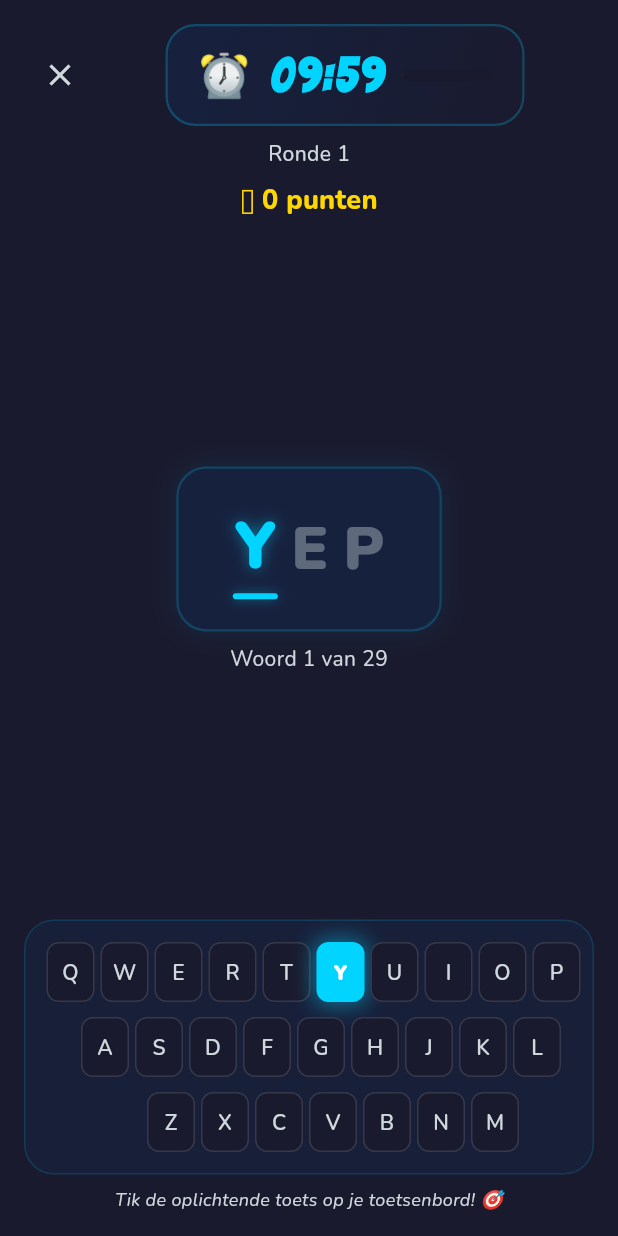
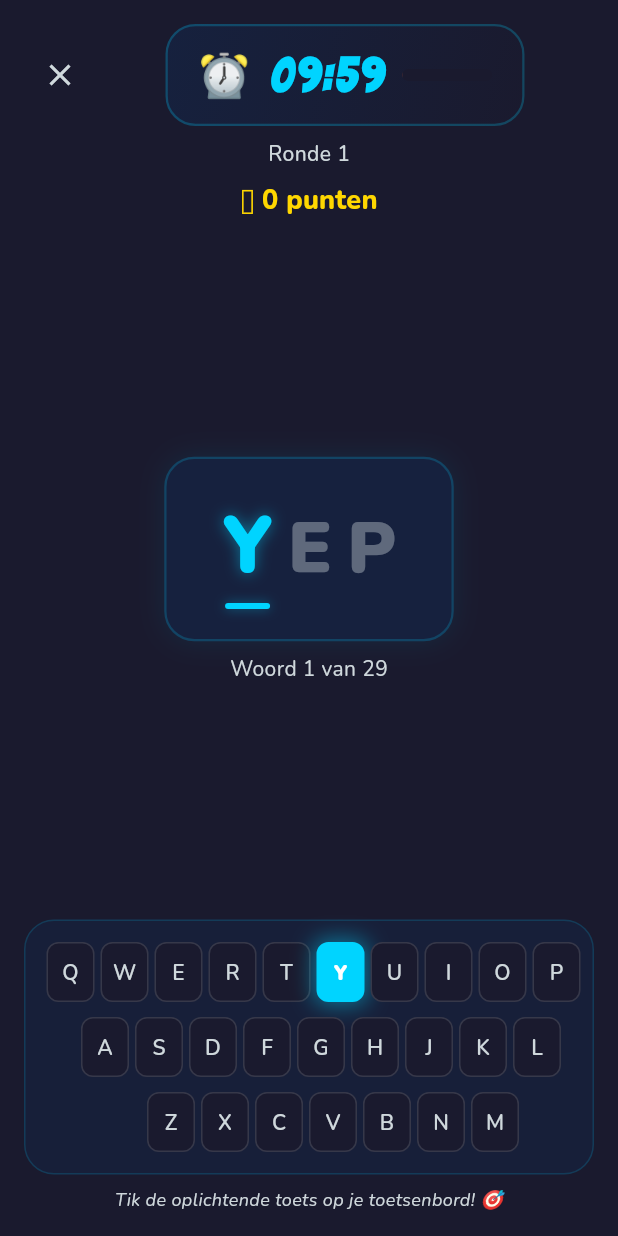
Before and after one commit to danield76799/typeMees, a Flutter app: the screen it shows after launch, after a tap on "⚔️", on a phone screen of 412 x 824 dp. Run offline on Flutter 3.47's test engine with Material 3 defaults, Android fonts, the light colour scheme and no system bars; drawn by our look-alikes of flutter_animate; our stand-ins replace google_fonts, shared_preferences.

Commit message:
UX verbeteringen: responsive spellen dashboard, feedback op knoppen, tekstcontrast, woord-weergave schaalt mee

```diff
--- a/lib/screens/dashboard/dashboard_screen.dart
+++ b/lib/screens/dashboard/dashboard_screen.dart
@@ -273,39 +273,62 @@ class _StatsGrid extends StatelessWidget {
 
   @override
   Widget build(BuildContext context) {
-    return GridView.count(
-      crossAxisCount: 2,
-      shrinkWrap: true,
-      physics: const NeverScrollableScrollPhysics(),
-      mainAxisSpacing: 12,
-      crossAxisSpacing: 12,
-      childAspectRatio: 1.6,
+    return LayoutBuilder(
+      builder: (context, constraints) {
+        final isWide = constraints.maxWidth >= 360;
+        final cards = [
+          _StatCard(icon: '⭐', label: 'Sterren', value: '${progress.totalStars}', color: AppTheme.accent),
+          _StatCard(icon: '✅', label: 'Lessen', value: '${progress.lessonsCompleted}', color: AppTheme.success),
+          _StatCard(icon: '🎖️', label: 'Badges', value: '${progress.unlockedBadgeIds.length}', color: AppTheme.secondary),
+          _StatCard(icon: '📊', label: 'Level', value: '${progress.level}', color: AppTheme.primary),
+        ];
+
+        if (isWide) {
+          return IntrinsicHeight(
+            child: Row(
               children: [
-        _StatCard(
-          icon: '⭐',
-          label: 'Sterren',
-          value: '${progress.totalStars}',
-          color: AppTheme.accent,
+                Expanded(child: Padding(
+                  padding: const EdgeInsets.only(left: 4, right: 6, top: 4, bottom: 4),
+                  child: cards[0],
+                )),
+                Expanded(child: Padding(
+                  padding: const EdgeInsets.only(left: 6, right: 4, top: 4, bottom: 4),
+                  child: cards[1],
+                )),
+              ],
             ),
-        _StatCard(
-          icon: '✅',
-          label: 'Lessen',
-          value: '${progress.lessonsCompleted}',
-          color: AppTheme.success,
+          );
+        }
+
+        return Column(
+          children: [
+            Expanded(
+              child: Padding(
+                padding: const EdgeInsets.symmetric(horizontal: 6, vertical: 4),
+                child: Row(
+                  children: [
+                    Expanded(child: cards[0]),
+                    const SizedBox(width: 12),
+                    Expanded(child: cards[1]),
+                  ],
                 ),
-        _StatCard(
-          icon: '🎖️',
-          label: 'Badges',
-          value: '${progress.unlockedBadgeIds.length}',
-          color: AppTheme.secondary,
               ),
-        _StatCard(
-          icon: '📊',
-          label: 'Level',
-          value: '${progress.level}',
-          color: AppTheme.primary,
+            ),
+            Expanded(
+              child: Padding(
+                padding: const EdgeInsets.symmetric(horizontal: 6, vertical: 4),
+                child: Row(
+                  children: [
+                    Expanded(child: cards[2]),
+                    const SizedBox(width: 12),
+                    Expanded(child: cards[3]),
+                  ],
+                ),
+              ),
             ),
           ],
+        );
+      },
     ).animate().fadeIn(delay: 400.ms, duration: 500.ms);
   }
 }
--- a/lib/screens/dashboard/widgets/treasure_map.dart
+++ b/lib/screens/dashboard/widgets/treasure_map.dart
@@ -16,8 +16,12 @@ class TreasureMap extends StatelessWidget {
 
   @override
   Widget build(BuildContext context) {
+    return LayoutBuilder(
+      builder: (context, constraints) {
+        final height = (constraints.maxWidth * 0.55).clamp(180.0, 260.0);
+
         return Container(
-      height: 220,
+          height: height,
           decoration: BoxDecoration(
             gradient: const LinearGradient(
               colors: [Color(0xFF0D1B2A), Color(0xFF1B2838)],
@@ -41,9 +45,10 @@ class TreasureMap extends StatelessWidget {
             children: [
               // Achtergrond decoratie: stippellijn-pad
               CustomPaint(
-            size: const Size(double.infinity, 220),
+                size: Size(constraints.maxWidth, height),
                 painter: _MapPathPainter(
                   color: AppTheme.accent.withAlpha(40),
+                  mapHeight: height,
                 ),
               ),
               // Level-eilanden
@@ -51,11 +56,11 @@ class TreasureMap extends StatelessWidget {
                 final level = index + 1;
                 final isUnlocked = level <= currentLevel;
                 final isCurrent = level == currentLevel;
-            final xFraction = index / (totalLevels - 1);
-            final x = 40 + xFraction * (MediaQuery.of(context).size.width - 120);
+                final xFraction = totalLevels > 1 ? index / (totalLevels - 1) : 0.0;
+                final x = 40 + xFraction * (constraints.maxWidth - 120);
                 final y = isCurrent
-                ? 80.0
-                : 120.0 + (index % 3) * 25.0; // Golvend pad
+                    ? height * 0.35
+                    : height * 0.55 + (index % 3) * 22.0;
 
                 return Positioned(
                   left: x - 25,
@@ -86,6 +91,8 @@ class TreasureMap extends StatelessWidget {
               begin: const Offset(0.95, 0.95),
               duration: 600.ms,
               curve: Curves.elasticOut,
+            );
+      },
     );
   }
 }
@@ -149,8 +156,9 @@ class _LevelIsland extends StatelessWidget {
 /// Schildert een golvende stippellijn als pad tussen de eilanden.
 class _MapPathPainter extends CustomPainter {
   final Color color;
+  final double mapHeight;
 
-  _MapPathPainter({required this.color});
+  _MapPathPainter({required this.color, required this.mapHeight});
 
   @override
   void paint(Canvas canvas, Size size) {
@@ -160,11 +168,13 @@ class _MapPathPainter extends CustomPainter {
       ..style = PaintingStyle.stroke;
 
     final path = Path();
-    path.moveTo(40, 140);
+    final yStart = mapHeight * 0.6;
+    path.moveTo(40, yStart);
 
     for (int i = 1; i <= 20; i++) {
       final x = 40.0 + (i / 19) * (size.width - 80);
-      final y = 140.0 + (i % 3 == 0 ? -20.0 : i % 3 == 1 ? 20.0 : 0.0);
+      final y = yStart +
+          (i % 3 == 0 ? -mapHeight * 0.15 : i % 3 == 1 ? mapHeight * 0.15 : 0.0);
       path.lineTo(x, y);
     }
 
@@ -182,5 +192,6 @@ class _MapPathPainter extends CustomPainter {
   }
 
   @override
-  bool shouldRepaint(covariant CustomPainter oldDelegate) => false;
+  bool shouldRepaint(covariant _MapPathPainter oldDelegate) =>
+      oldDelegate.color != color || oldDelegate.mapHeight != mapHeight;
 }
--- a/lib/screens/lesson/widgets/word_display.dart
+++ b/lib/screens/lesson/widgets/word_display.dart
@@ -31,7 +31,16 @@ class WordDisplay extends StatelessWidget {
           ),
         ],
       ),
-      child: Row(
+      child: LayoutBuilder(
+        builder: (context, constraints) {
+          // Schaal letters op basis van beschikbare breedte
+          final wordWidth = constraints.maxWidth - 64; // padding binnen
+          final letterSpacing = 4.0;
+          final totalSpacing = (word.length - 1) * letterSpacing;
+          final availableWidth = wordWidth - totalSpacing;
+          final baseFontSize = (availableWidth / word.length).clamp(24.0, 48.0);
+
+          return Row(
             mainAxisSize: MainAxisSize.min,
             mainAxisAlignment: MainAxisAlignment.center,
             children: List.generate(word.length, (index) {
@@ -51,6 +60,8 @@ class WordDisplay extends StatelessWidget {
                 letterColor = AppTheme.textSecondary.withAlpha(100);
               }
 
+              final fontSize = isCurrent ? baseFontSize * 1.1 : baseFontSize;
+
               return Padding(
                 padding: const EdgeInsets.symmetric(horizontal: 3),
                 child: isCurrent
@@ -58,14 +69,15 @@ class WordDisplay extends StatelessWidget {
                         letter: letter,
                         color: letterColor,
                         isWrong: isWrong,
+                        fontSize: fontSize,
                       )
                     : Text(
                         letter.toUpperCase(),
                         style: TextStyle(
-                      fontSize: 40,
+                          fontSize: fontSize,
                           fontWeight: FontWeight.w900,
                           color: letterColor,
-                      letterSpacing: 4,
+                          letterSpacing: letterSpacing,
                           decoration: isTyped ? TextDecoration.underline : null,
                           decorationColor: AppTheme.success.withAlpha(100),
                           decorationThickness: 3,
@@ -73,6 +85,8 @@ class WordDisplay extends StatelessWidget {
                       ),
               );
             }),
+          );
+        },
       ),
     );
   }
@@ -83,11 +97,13 @@ class _CurrentLetter extends StatelessWidget {
   final String letter;
   final Color color;
   final bool isWrong;
+  final double fontSize;
 
   const _CurrentLetter({
     required this.letter,
     required this.color,
     required this.isWrong,
+    required this.fontSize,
   });
 
   @override
@@ -98,7 +114,7 @@ class _CurrentLetter extends StatelessWidget {
         Text(
           letter.toUpperCase(),
           style: TextStyle(
-            fontSize: 44,
+            fontSize: fontSize,
             fontWeight: FontWeight.w900,
             color: color,
             letterSpacing: 4,
```
Lines whose indentation alone changed are shown as unchanged.
